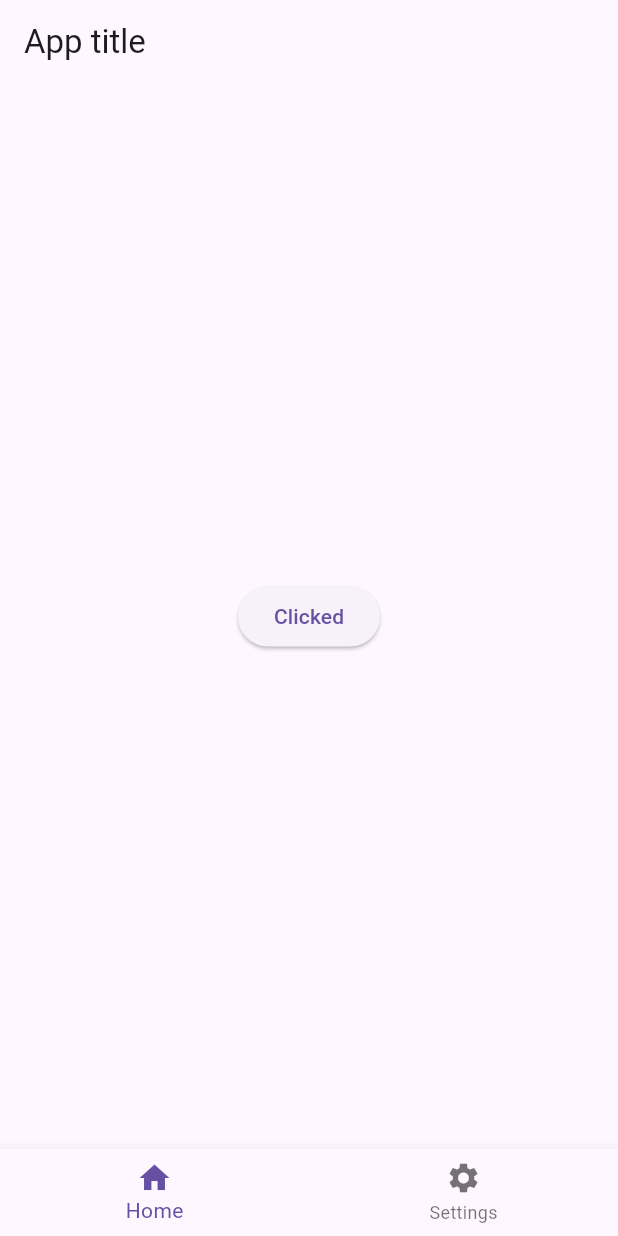
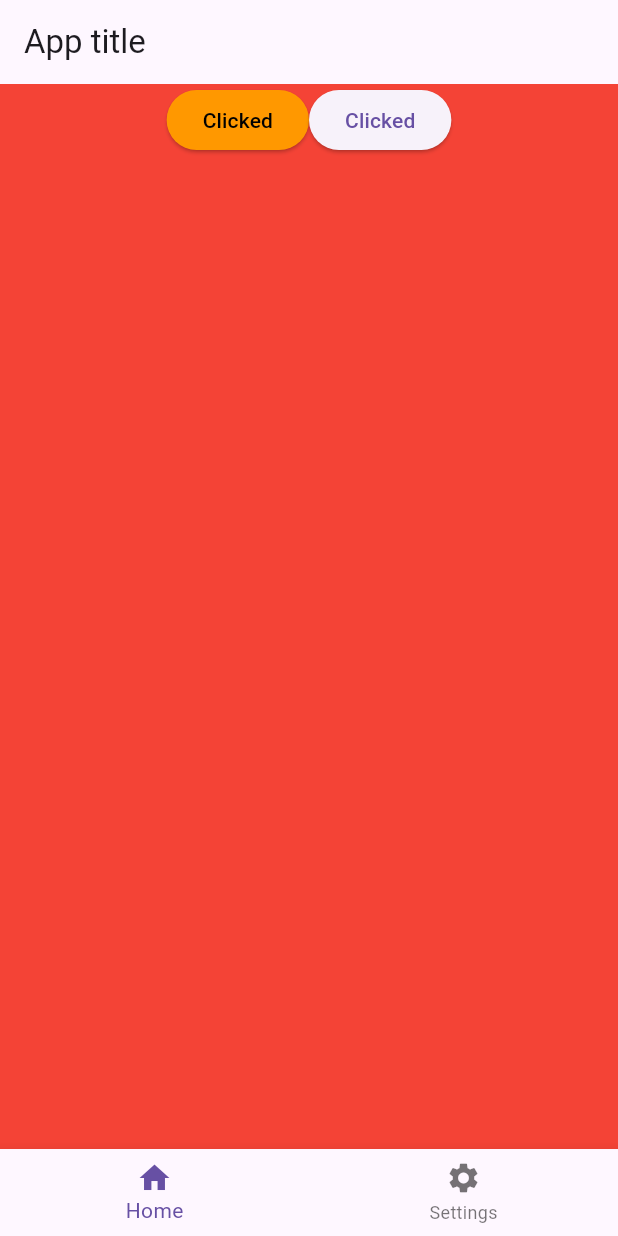
Before and after one commit to Sahanaj1/flutter-test, a Flutter app: the screen it shows after launch, after a tap on "Click", on a phone screen of 412 x 824 dp. Run offline on Flutter 3.47's test engine with Material 3 defaults, Android fonts, the phone set to English and light mode, and no system bars.

Commit message:
update: container and conditional screen rendering

```diff
--- a/lib/main.dart
+++ b/lib/main.dart
@@ -24,13 +24,36 @@ class _MyAppState extends State<MyApp> {
           title: const Text('App title'),
         ),
         body: Center(
-            child: ElevatedButton(
-                onPressed: () {
-                  setState(() {
-                    buttonName = 'Clicked';
-                  });
-                },
-                child: Text(buttonName))),
+            child: currentIndex==0 ? Container(
+              width: double.infinity,
+              height: double.infinity,
+              color: Colors.red,
+              child: Row(
+                mainAxisAlignment: MainAxisAlignment.center,
+                crossAxisAlignment: CrossAxisAlignment.start,
+                      children: [
+              ElevatedButton(
+                style: ElevatedButton.styleFrom(
+                  onPrimary: Colors.black,
+                  primary: Colors.orange
+                ),
+                  onPressed: () {
+                    setState(() {
+                      buttonName = 'Clicked';
+                    });
+                  },
+                  child: Text(buttonName)),
+              ElevatedButton(
+                  onPressed: () {
+                    setState(() {
+                      buttonName = 'Clicked';
+                    });
+                  },
+                  child: Text(buttonName)),
+                      ],
+                    ),
+            ) : const SizedBox()
+            ),
         bottomNavigationBar: BottomNavigationBar(
           items: const [
             BottomNavigationBarItem(label: 'Home', icon: Icon(Icons.home)),
```
